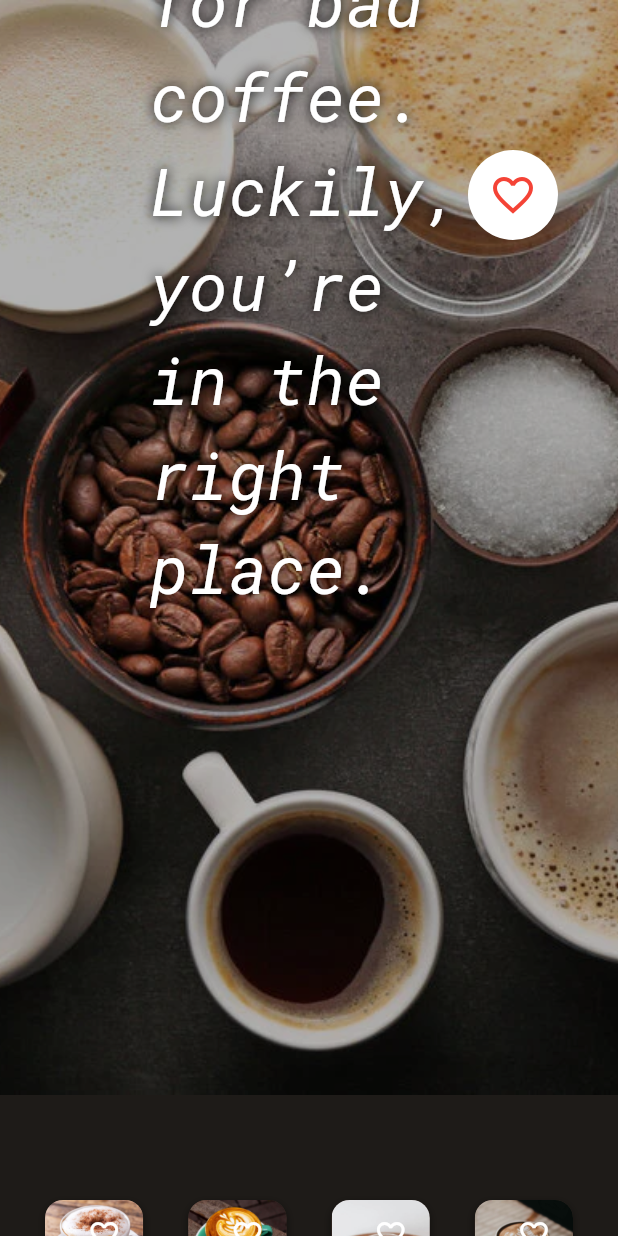
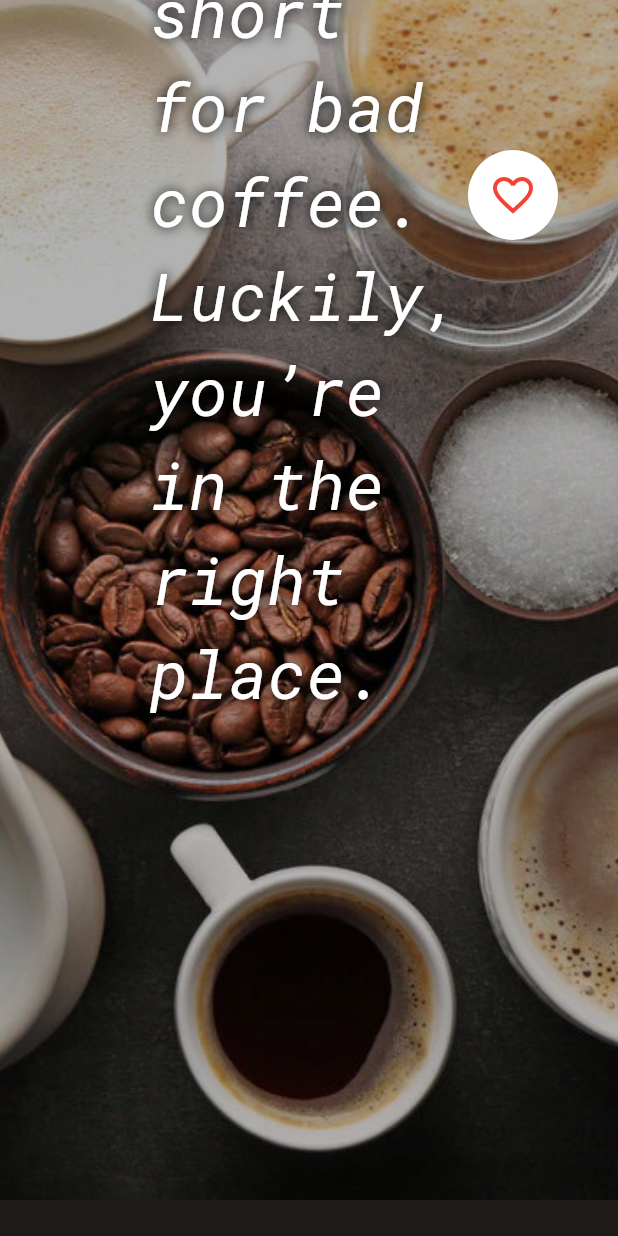
Before and after one commit to shahnigarek/Coffee_Info_Explorer_604.23E, a Flutter app: the screen it shows after launch, on a phone screen of 412 x 824 dp. Run offline on Flutter 3.47's test engine with Material 3 defaults, Android fonts, the phone set to English and light mode, and no system bars; our stand-ins replace google_fonts.

Commit message:
Modified home_page.dart

```diff
--- a/lib/pages/home_page.dart
+++ b/lib/pages/home_page.dart
@@ -30,7 +30,7 @@ class _HomePageState extends State<HomePage> {
       child: Stack(
         children: [
           Container(
-            height: 730,
+            height: 800,
             decoration: BoxDecoration(
               image: DecorationImage(
                 image: AssetImage('assets/images/welcomingphoto.jpg'),
@@ -38,7 +38,7 @@ class _HomePageState extends State<HomePage> {
               ),
             ),
           ),
-          Container(height: 730, color: Colors.black.withOpacity(0.3)),
+          Container(height: 800, color: Colors.black.withOpacity(0.3)),
           Positioned(
             bottom: 320,
             left: 100,
```
